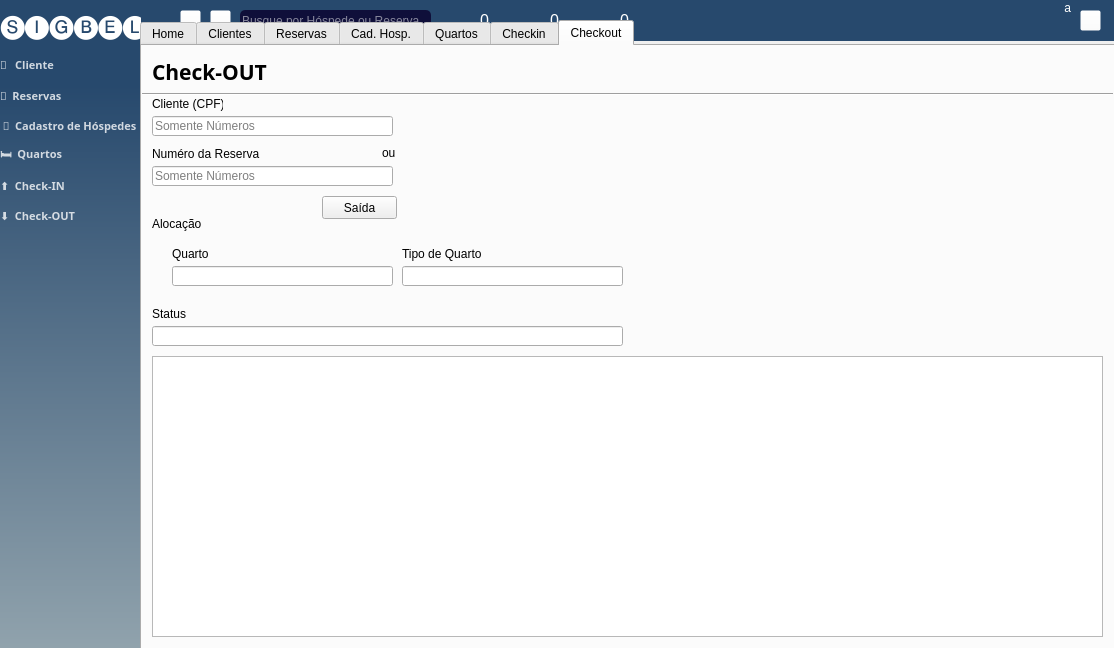
Old version of the form styles/main_window.ui in the repository Sigbel/booking-manager.
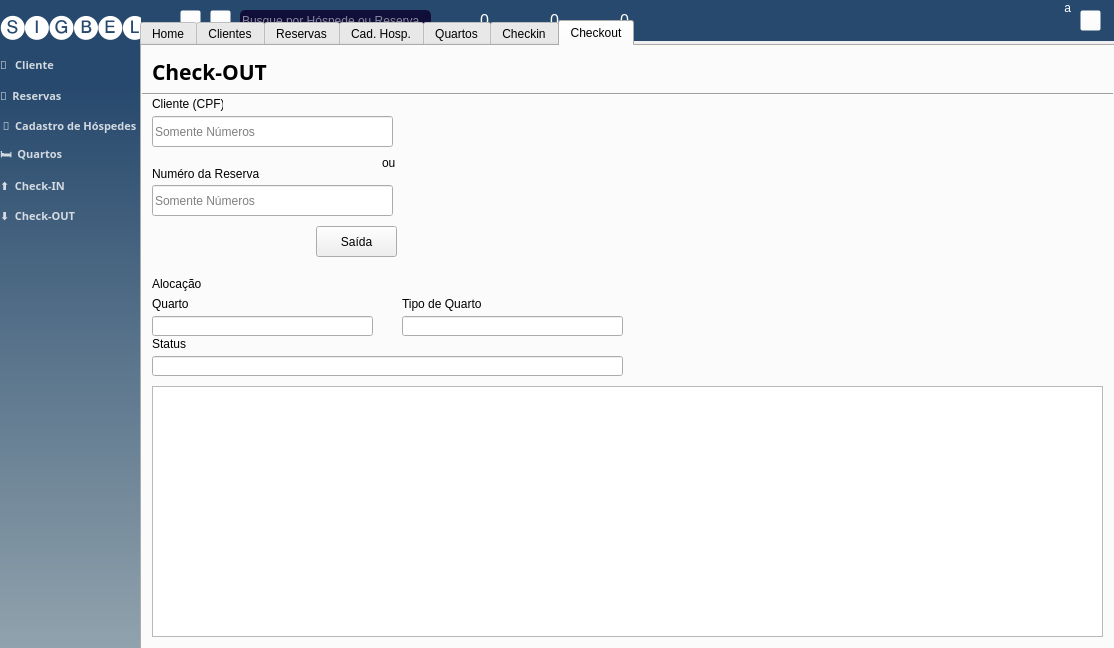
New version of the form. The open tabs and pages were chosen to show the change. Icons and pictures are not drawn.

Commit message: [Henrique] - Alterações no design da main window

Patch:
```diff
--- a/styles/main_window.ui
+++ b/styles/main_window.ui
@@ -3456,7 +3456,7 @@
         <x>10</x>
         <y>70</y>
         <width>241</width>
-        <height>20</height>
+        <height>31</height>
        </rect>
       </property>
       <property name="placeholderText">
@@ -3467,7 +3467,7 @@
       <property name="geometry">
        <rect>
         <x>10</x>
-        <y>100</y>
+        <y>120</y>
         <width>111</width>
         <height>16</height>
        </rect>
@@ -3480,9 +3480,9 @@
       <property name="geometry">
        <rect>
         <x>10</x>
-        <y>120</y>
+        <y>139</y>
         <width>241</width>
-        <height>20</height>
+        <height>31</height>
        </rect>
       </property>
       <property name="placeholderText">
@@ -3493,7 +3493,7 @@
       <property name="geometry">
        <rect>
         <x>10</x>
-        <y>170</y>
+        <y>230</y>
         <width>71</width>
         <height>16</height>
        </rect>
@@ -3505,10 +3505,10 @@
      <widget class="QPushButton" name="pushButton_6">
       <property name="geometry">
        <rect>
-        <x>180</x>
-        <y>150</y>
-        <width>75</width>
-        <height>23</height>
+        <x>174</x>
+        <y>180</y>
+        <width>81</width>
+        <height>31</height>
        </rect>
       </property>
       <property name="text">
@@ -3518,8 +3518,8 @@
      <widget class="QLabel" name="label_49">
       <property name="geometry">
        <rect>
-        <x>30</x>
-        <y>200</y>
+        <x>10</x>
+        <y>250</y>
         <width>71</width>
         <height>16</height>
        </rect>
@@ -3531,8 +3531,8 @@
      <widget class="QLineEdit" name="line_checkout_room">
       <property name="geometry">
        <rect>
-        <x>30</x>
-        <y>220</y>
+        <x>10</x>
+        <y>270</y>
         <width>221</width>
         <height>20</height>
        </rect>
@@ -3542,7 +3542,7 @@
       <property name="geometry">
        <rect>
         <x>260</x>
-        <y>200</y>
+        <y>250</y>
         <width>81</width>
         <height>16</height>
        </rect>
@@ -3555,7 +3555,7 @@
       <property name="geometry">
        <rect>
         <x>260</x>
-        <y>220</y>
+        <y>270</y>
         <width>221</width>
         <height>20</height>
        </rect>
@@ -3565,7 +3565,7 @@
       <property name="geometry">
        <rect>
         <x>10</x>
-        <y>260</y>
+        <y>290</y>
         <width>71</width>
         <height>16</height>
        </rect>
@@ -3578,7 +3578,7 @@
       <property name="geometry">
        <rect>
         <x>10</x>
-        <y>280</y>
+        <y>310</y>
         <width>471</width>
         <height>20</height>
        </rect>
@@ -3588,9 +3588,9 @@
       <property name="geometry">
        <rect>
         <x>10</x>
-        <y>310</y>
+        <y>340</y>
         <width>951</width>
-        <height>281</height>
+        <height>251</height>
        </rect>
       </property>
      </widget>
@@ -3598,7 +3598,7 @@
       <property name="geometry">
        <rect>
         <x>240</x>
-        <y>100</y>
+        <y>110</y>
         <width>47</width>
         <height>13</height>
        </rect>
```
Left out of the diff: 2 changed lines with no effect on the pictures. The commit also changes 3 other files.
